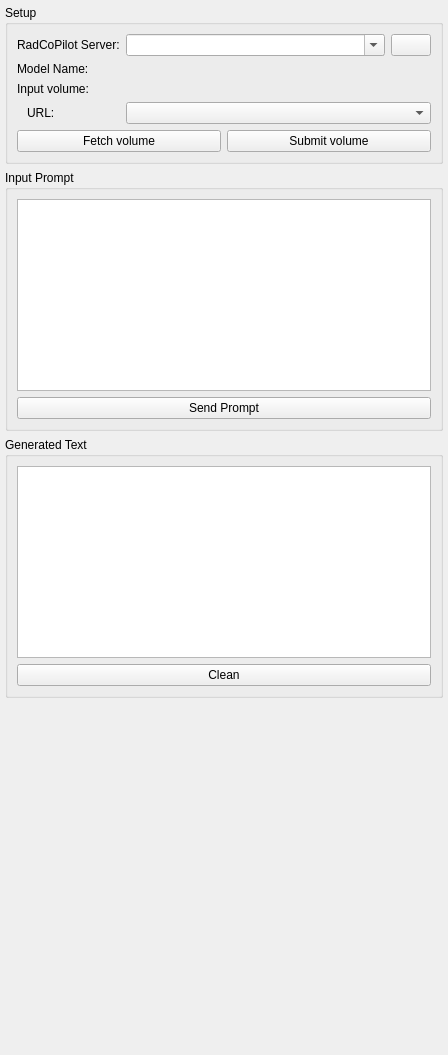
Qt form plugins/RadCoPilot_Slicer/Resources/UI/RadCoPilot.ui (tedfytw1209/VLM) before a commit.
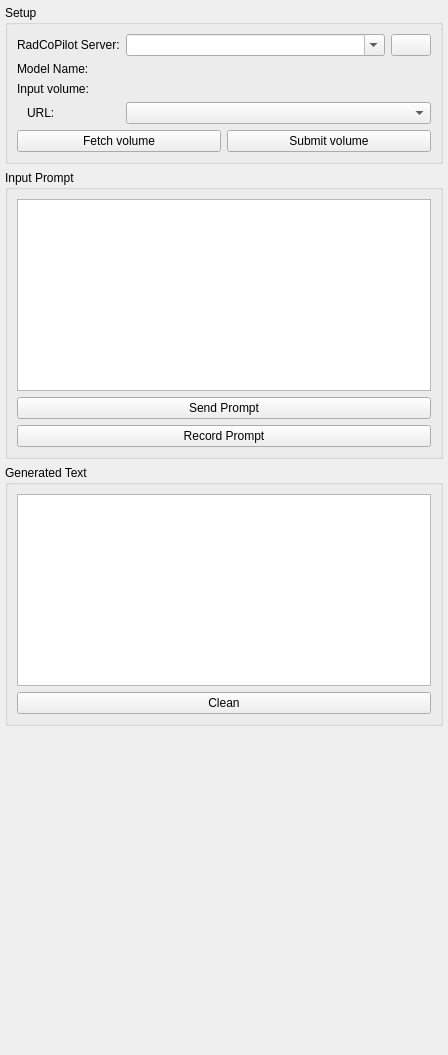
The same form after that commit. Custom widgets are drawn as their Qt base class.

Commit message: Add voice commands buttons

```diff
--- a/plugins/RadCoPilot_Slicer/Resources/UI/RadCoPilot.ui
+++ b/plugins/RadCoPilot_Slicer/Resources/UI/RadCoPilot.ui
@@ -180,6 +180,13 @@
         </property>
        </widget>
       </item>
+      <item>
+       <widget class="QPushButton" name="recordPromptButton">
+        <property name="text">
+         <string>Record Prompt</string>
+        </property>
+       </widget>
+      </item>
      </layout>
     </widget>
    </item>
```
The commit also changes 2 other files.
